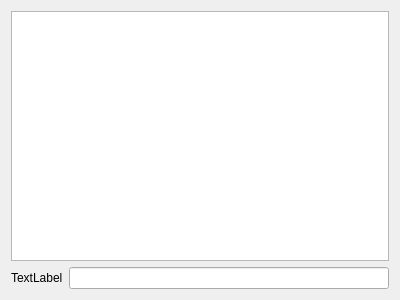
Qt form tools/transforminfoform.ui (gustafsson/freq) before a commit.
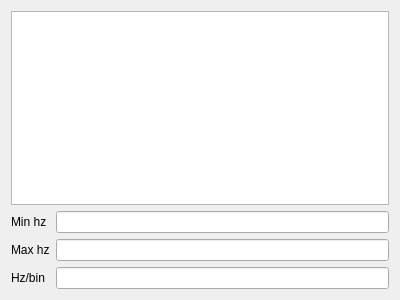
The same form after that commit.

Commit message: minHz for wavelet transform

What changed in the file:
```diff
--- a/tools/transforminfoform.ui
+++ b/tools/transforminfoform.ui
@@ -18,16 +18,36 @@
     <widget class="QTableWidget" name="tableWidget"/>
    </item>
    <item>
-    <layout class="QHBoxLayout" name="horizontalLayout">
-     <item>
-      <widget class="QLabel" name="label">
+    <layout class="QGridLayout" name="gridLayout">
+     <item row="2" column="1">
+      <widget class="QLineEdit" name="binResolutionEdit"/>
+     </item>
+     <item row="2" column="0">
+      <widget class="QLabel" name="binResolutionLabel">
        <property name="text">
-        <string>TextLabel</string>
+        <string>Hz/bin</string>
        </property>
       </widget>
      </item>
-     <item>
-      <widget class="QLineEdit" name="lineEdit"/>
+     <item row="1" column="1">
+      <widget class="QLineEdit" name="maxHzEdit"/>
+     </item>
+     <item row="0" column="1">
+      <widget class="QLineEdit" name="minHzEdit"/>
+     </item>
+     <item row="0" column="0">
+      <widget class="QLabel" name="minHzLabel">
+       <property name="text">
+        <string>Min hz</string>
+       </property>
+      </widget>
+     </item>
+     <item row="1" column="0">
+      <widget class="QLabel" name="maxHzLabel">
+       <property name="text">
+        <string>Max hz</string>
+       </property>
+      </widget>
      </item>
     </layout>
    </item>
```
The commit also changes 2 other files.
